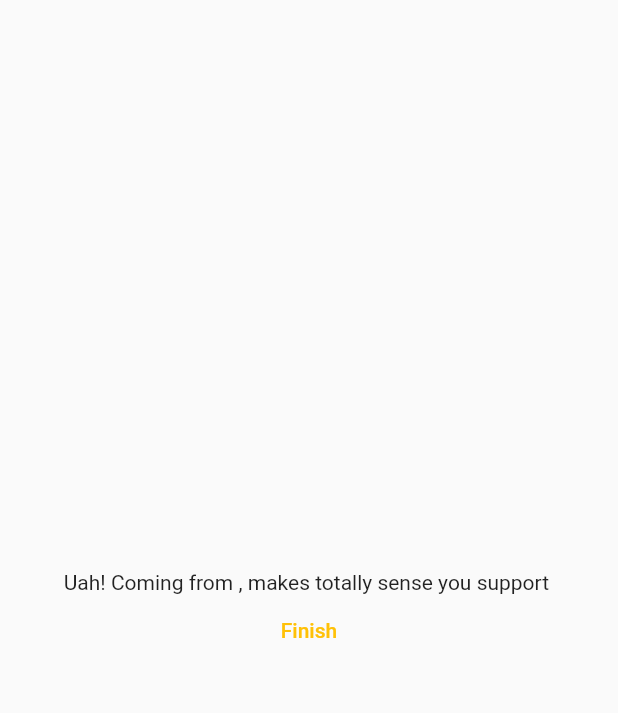
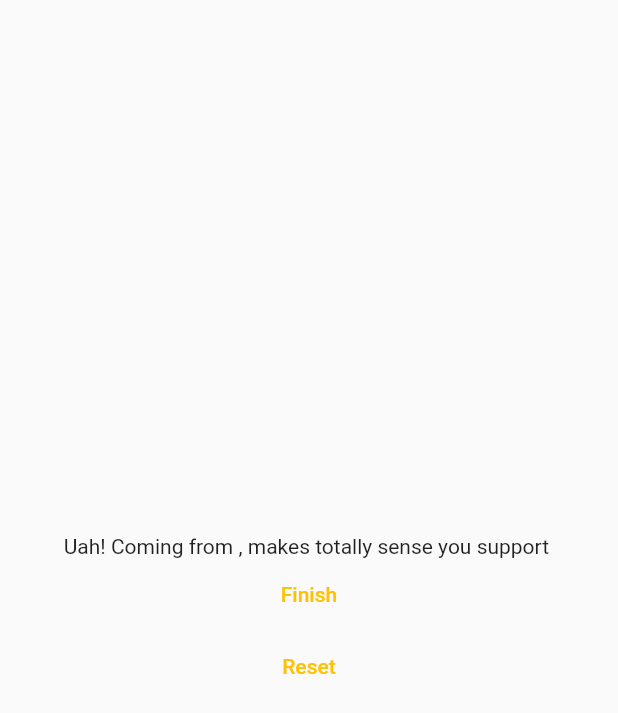
Before and after one commit to David-Mou/onboarding_proposal, a Flutter app: the SoccerCongratsQuestionScreen screen opened directly with empty values, on a phone screen of 412 x 824 dp. Shown: the top 713 px of the screen. Run offline on Flutter 3.47's test engine with Material 2 defaults, Android fonts, the phone set to English and light mode, and no system bars; our stand-ins replace flutter_riverpod.

Commit message:
Add reset feature

```diff
--- a/lib/screens/on_boarding_flow/soccer_congrats_question_screen.dart
+++ b/lib/screens/on_boarding_flow/soccer_congrats_question_screen.dart
@@ -4,10 +4,12 @@ class SoccerCongratsQuestionScreen extends StatelessWidget {
   final String team;
   final String city;
   final void Function() onFinish;
+  final void Function() onReset;
 
   const SoccerCongratsQuestionScreen({
     Key? key,
     required this.onFinish,
+    required this.onReset,
     required this.team,
     required this.city,
   }) : super(key: key);
@@ -22,6 +24,7 @@ class SoccerCongratsQuestionScreen extends StatelessWidget {
           children: [
             Text("Uah! Coming from $city, makes totally sense you support $team"),
             TextButton(child: const Text("Finish"), onPressed: onFinish),
+            TextButton(child: const Text("Reset"), onPressed: onReset),
           ],
         ),
       ),
--- a/lib/soccer_on_boarding_flow/soccer_congrats_question_state.dart
+++ b/lib/soccer_on_boarding_flow/soccer_congrats_question_state.dart
@@ -16,7 +16,6 @@ class SoccerCongratsState extends FlowState {
     final team = manager.state[SoccerTeamQuestionState.key];
     final city = manager.state[SoccerCityQuestionState.key];
 
-    return SoccerCongratsQuestionScreen(onFinish: manager.finish, team: team, city: city);
+    return SoccerCongratsQuestionScreen(onFinish: manager.finish, onReset: manager.restart, team: team, city: city);
   }
-
 }
```
Also changed, not shown: lib/flow_system/flow_manager.dart (+10 -6 lines).
